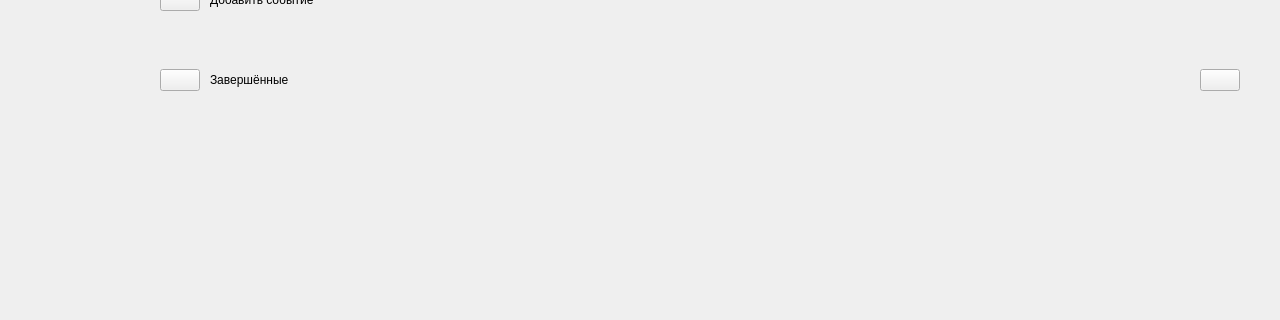
Before: the Qt Designer form mainwindow.ui in fnDxrk/ToDo_VPHAMI, drawn with Qt 5; both pictures show x 0 to 1280 and y 168 to 488 of the 1280 by 720 pixel window.
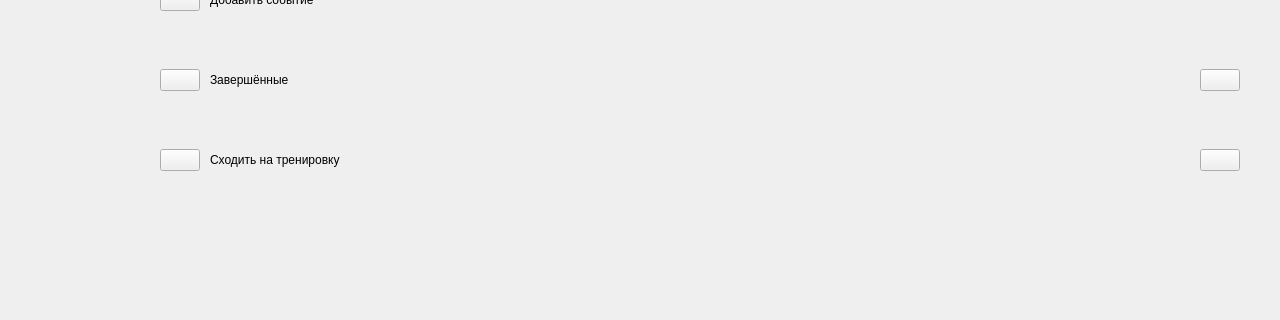
After: the same form once the commit is applied. Icons and pictures are not drawn.

Commit message: Add event_complete widget

```diff
--- a/mainwindow.ui
+++ b/mainwindow.ui
@@ -647,6 +647,103 @@
              </layout>
             </widget>
            </item>
+           <item>
+            <widget class="QWidget" name="event_complete_widget" native="true">
+             <property name="minimumSize">
+              <size>
+               <width>0</width>
+               <height>60</height>
+              </size>
+             </property>
+             <layout class="QHBoxLayout" name="horizontalLayout_7">
+              <property name="spacing">
+               <number>0</number>
+              </property>
+              <property name="leftMargin">
+               <number>20</number>
+              </property>
+              <property name="topMargin">
+               <number>0</number>
+              </property>
+              <property name="rightMargin">
+               <number>20</number>
+              </property>
+              <property name="bottomMargin">
+               <number>0</number>
+              </property>
+              <item>
+               <widget class="QPushButton" name="complete_button">
+                <property name="text">
+                 <string/>
+                </property>
+                <property name="icon">
+                 <iconset resource="resource.qrc">
+                  <normaloff>:/resource/icons/Complete.png</normaloff>:/resource/icons/Complete.png</iconset>
+                </property>
+                <property name="iconSize">
+                 <size>
+                  <width>20</width>
+                  <height>20</height>
+                 </size>
+                </property>
+               </widget>
+              </item>
+              <item>
+               <spacer name="horizontalSpacer_6">
+                <property name="orientation">
+                 <enum>Qt::Horizontal</enum>
+                </property>
+                <property name="sizeType">
+                 <enum>QSizePolicy::Fixed</enum>
+                </property>
+                <property name="sizeHint" stdset="0">
+                 <size>
+                  <width>10</width>
+                  <height>20</height>
+                 </size>
+                </property>
+               </spacer>
+              </item>
+              <item>
+               <widget class="QLabel" name="event_complete_text">
+                <property name="text">
+                 <string>Сходить на тренировку</string>
+                </property>
+               </widget>
+              </item>
+              <item>
+               <spacer name="horizontalSpacer_7">
+                <property name="orientation">
+                 <enum>Qt::Horizontal</enum>
+                </property>
+                <property name="sizeHint" stdset="0">
+                 <size>
+                  <width>843</width>
+                  <height>20</height>
+                 </size>
+                </property>
+               </spacer>
+              </item>
+              <item>
+               <widget class="QPushButton" name="options_button">
+                <property name="text">
+                 <string/>
+                </property>
+                <property name="icon">
+                 <iconset resource="resource.qrc">
+                  <normaloff>:/resource/icons/Options.png</normaloff>:/resource/icons/Options.png</iconset>
+                </property>
+                <property name="iconSize">
+                 <size>
+                  <width>20</width>
+                  <height>20</height>
+                 </size>
+                </property>
+               </widget>
+              </item>
+             </layout>
+            </widget>
+           </item>
            <item>
             <spacer name="verticalSpacer_3">
              <property name="orientation">
```
Left out of the diff: 4 changed lines with no effect on the pictures. The commit also changes 3 other files.
